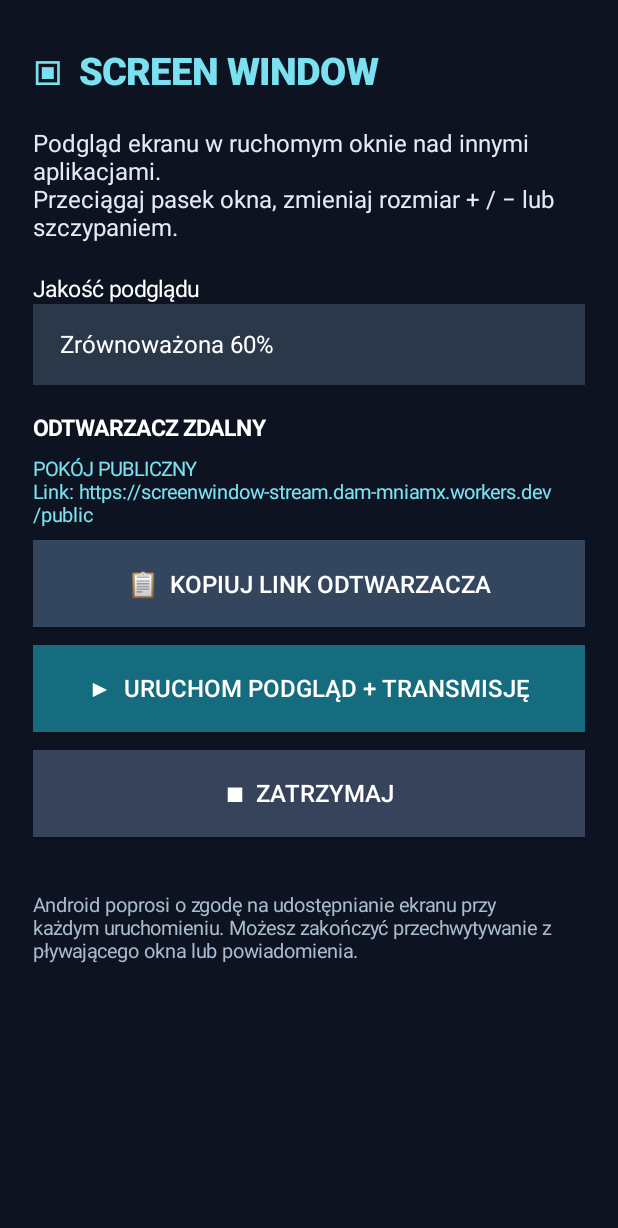
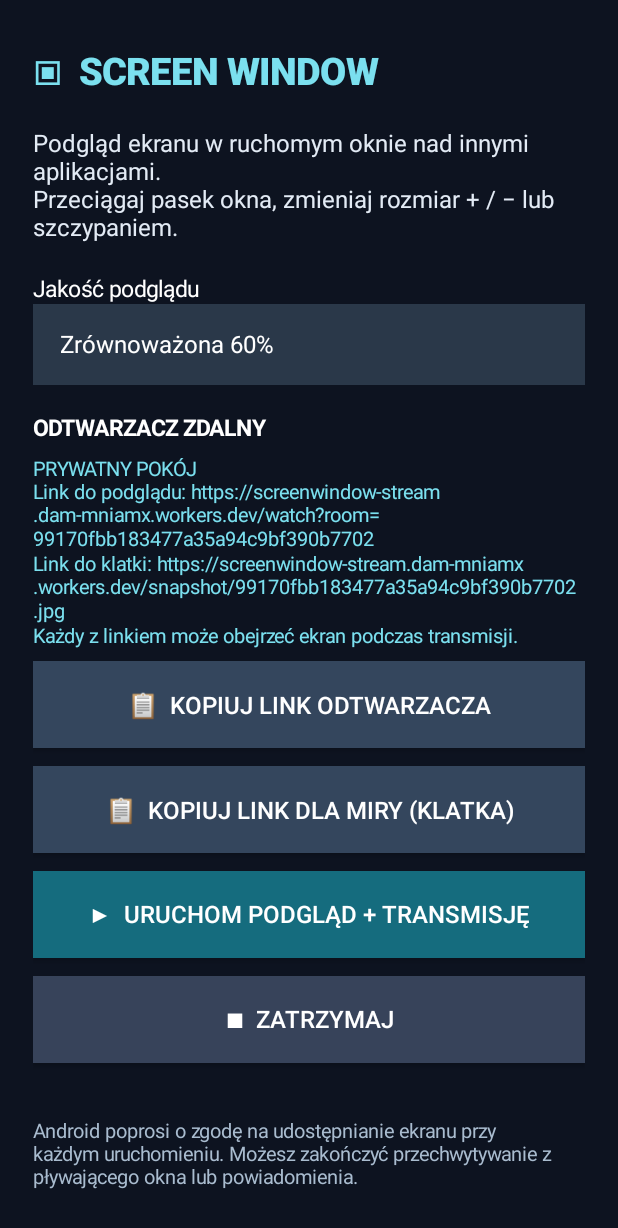
Before and after one commit to commopl/screenwindow, an Android app: the screen it shows after launch (MainActivity), after a tap on "📋 KOPIUJ LINK ODTWARZACZA", on a phone screen of 412 x 824 dp. Shown: the top 1228 px of the screen. Run offline under Robolectric (Android 15) with nearby library versions, the phone set to English and light mode, and no system bars.

Commit message:
feat: generate private stream room and add shareable snapshot link for AI screen inspection

```diff
--- a/app/src/main/java/pl/example/screenwindow/MainActivity.kt
+++ b/app/src/main/java/pl/example/screenwindow/MainActivity.kt
@@ -15,6 +15,7 @@ import android.net.Uri
 import android.os.Build
 import android.os.Bundle
 import android.provider.Settings
+import java.security.SecureRandom
 import android.view.Gravity
 import android.view.ViewGroup
 import android.widget.Button
@@ -35,8 +36,9 @@ class MainActivity : Activity() {
 
     private lateinit var qualitySpinner: Spinner
     private lateinit var roomCodeView: TextView
-    private var roomCode = "00000000000000000000000000000001"
-    private val playerBase = "https://screenwindow-stream.dam-mniamx.workers.dev/public"
+    private var roomCode = ""
+    private val playerBase = "https://screenwindow-stream.dam-mniamx.workers.dev/watch?room="
+    private val snapshotBase = "https://screenwindow-stream.dam-mniamx.workers.dev/snapshot/"
     private val qualityValues = floatArrayOf(0.40f, 0.60f, 0.80f)
 
     private fun dp(value: Int) = (value * resources.displayMetrics.density).toInt()
@@ -98,10 +100,17 @@ class MainActivity : Activity() {
         root.addView(roomCodeView)
         root.addView(button("📋  KOPIUJ LINK ODTWARZACZA", 0xFF34465D.toInt()) {
             if (roomCode.isBlank()) createRoomCode()
-            val link = playerBase
+            val link = playerBase + roomCode
             val clipboard = getSystemService(Context.CLIPBOARD_SERVICE) as ClipboardManager
             clipboard.setPrimaryClip(ClipData.newPlainText("ScreenWindow player", link))
             Toast.makeText(this, "Skopiowano link odtwarzacza", Toast.LENGTH_SHORT).show()
+        })
+        root.addView(button("📋  KOPIUJ LINK DLA MIRY (KLATKA)", 0xFF34465D.toInt()) {
+            if (roomCode.isBlank()) createRoomCode()
+            val link = snapshotBase + roomCode + ".jpg"
+            val clipboard = getSystemService(Context.CLIPBOARD_SERVICE) as ClipboardManager
+            clipboard.setPrimaryClip(ClipData.newPlainText("ScreenWindow snapshot", link))
+            Toast.makeText(this, "Skopiowano link do aktualnej klatki", Toast.LENGTH_SHORT).show()
         })
         createRoomCode()
 
@@ -136,9 +145,21 @@ class MainActivity : Activity() {
     }
 
     private fun createRoomCode() {
-        roomCode = "00000000000000000000000000000001"
+        val prefs = getSharedPreferences(PREFS, MODE_PRIVATE)
+        val saved = prefs.getString("stream_room", null)
+        roomCode = if (saved != null && saved.matches(Regex("[a-f0-9]{32}"))) {
+            saved
+        } else {
+            val bytes = ByteArray(16)
+            SecureRandom().nextBytes(bytes)
+            bytes.joinToString("") { "%02x".format(it.toInt() and 0xff) }.also {
+                prefs.edit().putString("stream_room", it).apply()
+            }
+        }
         if (::roomCodeView.isInitialized) {
-            roomCodeView.text = "POKÓJ PUBLICZNY\nLink: $playerBase"
+            roomCodeView.text = "PRYWATNY POKÓJ\nLink do podglądu: $playerBase$roomCode\n" +
+                "Link do klatki: $snapshotBase$roomCode.jpg\n" +
+                "Każdy z linkiem może obejrzeć ekran podczas transmisji."
         }
     }
 
```
